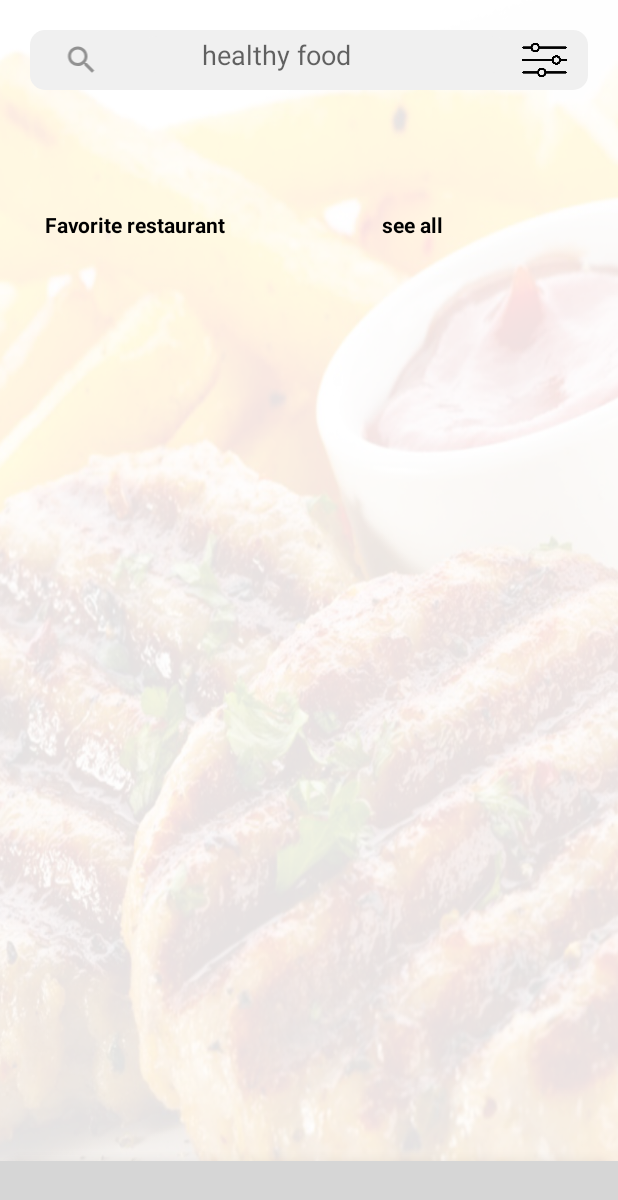
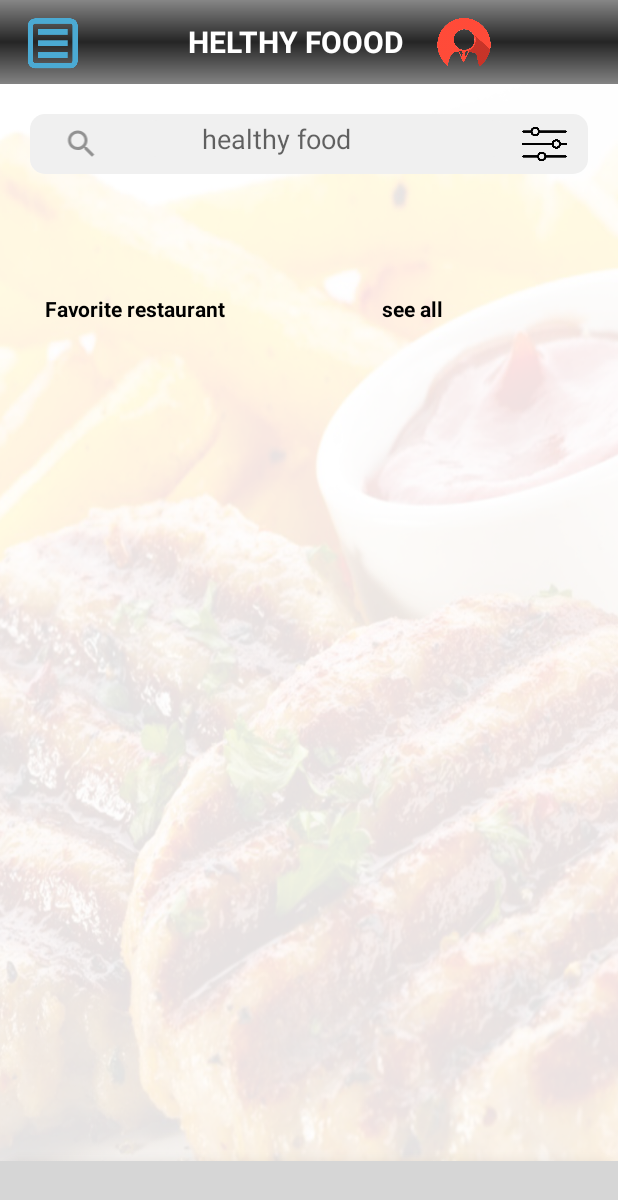
Before and after one commit to Minhthong0910t/HealthFoodApp, an Android app: the screen it shows after launch once a user with an empty profile is signed in (MainActivity), on a phone screen of 412 x 824 dp. Shown: the top 1200 px of the screen. Run offline under Robolectric (Android 15) with nearby library versions, the phone set to English and light mode, and no system bars; our stand-ins replace Firebase (no records; nobody signed in at launch, a user with empty details on screens opened directly), navigation-ui; libraries missing offline, so code that uses them is left out: com.ismaeldivita.chipnavigation; plain views replace ChipNavigationBar; 2 statements that could not run were skipped; grey boxes are pictures that could not be loaded.

Commit message:
tung: upadate navigation drawwer

```diff
--- a/app/src/main/java/com/example/myapplication/MainActivity.java
+++ b/app/src/main/java/com/example/myapplication/MainActivity.java
@@ -2,12 +2,17 @@ package com.example.myapplication;
 
 import androidx.appcompat.app.AppCompatActivity;
 
+import androidx.core.view.GravityCompat;
 import androidx.drawerlayout.widget.DrawerLayout;
 import androidx.fragment.app.Fragment;
 import androidx.fragment.app.FragmentManager;
+import androidx.navigation.NavController;
+import androidx.navigation.Navigation;
+import androidx.navigation.ui.NavigationUI;
 
 
 import android.os.Bundle;
+import android.view.View;
 
 
 import com.example.myapplication.FRAGMENT.AddLoaiSanPham;
@@ -19,13 +24,17 @@ import com.ismaeldivita.chipnavigation.ChipNavigationBar;
 public class MainActivity extends AppCompatActivity {
     ChipNavigationBar chipNavigationBar;
     FragmentManager fragmentManager;
+
+
+    DrawerLayout mdrawerLayout;
+    NavigationView navigationView;
     @Override
     protected void onCreate(Bundle savedInstanceState) {
         super.onCreate(savedInstanceState);
         setContentView(R.layout.activity_main);
         hover();
         fragmentManager = getSupportFragmentManager();
-        fragmentManager.beginTransaction().replace(R.id.fragment_container, new HomeFragment()).commit();
+        fragmentManager.beginTransaction().replace(R.id.naHostFratment, new HomeFragment()).commit();
         chipNavigationBar.setOnItemSelectedListener(new ChipNavigationBar.OnItemSelectedListener() {
             @Override
             public void onItemSelected(int i) {
@@ -45,16 +54,27 @@ public class MainActivity extends AppCompatActivity {
                 }
                 if(fragment!=null){
                     fragmentManager = getSupportFragmentManager();
-                    fragmentManager.beginTransaction().replace(R.id.fragment_container, fragment).commit();
+                    fragmentManager.beginTransaction().replace(R.id.naHostFratment, fragment).commit();
                 }
             }
         });
+        findViewById(R.id.immenu).setOnClickListener(new View.OnClickListener() {
+            @Override
+            public void onClick(View v) {
+                mdrawerLayout.openDrawer(GravityCompat.START);
+            }
+        });
+        // navigation
+        navigationView.setItemIconTintList(null);
+        NavController navController = Navigation.findNavController(this, R.id.naHostFratment);
+        NavigationUI.setupWithNavController(navigationView, navController);
 
     }
     private void hover(){
 
         chipNavigationBar = findViewById(R.id.chipNavigationbar);
-
+        mdrawerLayout = findViewById(R.id.drawlayout);
+        navigationView = findViewById(R.id.id_navigtion);
 
     }
 
--- a/app/src/main/res/layout/activity_main.xml
+++ b/app/src/main/res/layout/activity_main.xml
@@ -1,5 +1,5 @@
 <?xml version="1.0" encoding="utf-8"?>
-<RelativeLayout xmlns:android="http://schemas.android.com/apk/res/android"
+<androidx.drawerlayout.widget.DrawerLayout xmlns:android="http://schemas.android.com/apk/res/android"
     xmlns:app="http://schemas.android.com/apk/res-auto"
     xmlns:tools="http://schemas.android.com/tools"
     android:layout_width="match_parent"
@@ -7,10 +7,65 @@
     android:orientation="vertical"
     android:id="@+id/drawlayout"
     tools:context=".MainActivity">
-    <FrameLayout
+    <RelativeLayout
         android:layout_width="match_parent"
-        android:layout_height="match_parent"
-        android:id="@+id/fragment_container"/>
+        android:layout_height="match_parent">
+
+
+        <androidx.constraintlayout.widget.ConstraintLayout
+            android:layout_width="match_parent"
+            android:layout_height="match_parent">
+
+            <LinearLayout
+                android:id="@+id/layoutToolBar"
+                android:layout_width="match_parent"
+                android:layout_height="?actionBarSize"
+                android:background="@drawable/layout_top"
+                android:gravity="center_vertical"
+                android:orientation="horizontal"
+                android:paddingStart="15dp"
+                android:paddingEnd="15dp"
+                app:layout_constraintBaseline_toTopOf="parent"
+                app:layout_constraintTop_toTopOf="parent">
+
+                <ImageView
+                    android:layout_width="40dp"
+                    android:layout_height="40dp"
+                    android:id="@+id/immenu"
+                    android:src="@drawable/iconmenu" />
+
+                <TextView
+                    android:layout_width="wrap_content"
+                    android:layout_height="wrap_content"
+                    android:layout_marginLeft="70dp"
+                    android:text="HELTHY FOOOD"
+                    android:id="@+id/textTitle"
+                    android:textColor="@color/white"
+                    android:textSize="20sp"
+                    android:textStyle="bold" />
+
+                <ImageView
+                    android:layout_width="40dp"
+                    android:layout_height="40dp"
+                    android:layout_marginLeft="20dp"
+                    android:src="@drawable/icon_profile" />
+
+            </LinearLayout>
+
+            />
+
+            <fragment
+                android:id="@+id/naHostFratment"
+                android:layout_width="match_parent"
+                android:layout_height="0dp"
+                app:layout_constraintBottom_toBottomOf="parent"
+                app:layout_constraintTop_toBottomOf="@+id/layoutToolBar"
+                android:name="androidx.navigation.fragment.NavHostFragment"
+                app:defaultNavHost="true"
+                app:navGraph="@navigation/main"
+                />
+        </androidx.constraintlayout.widget.ConstraintLayout>
+
 
 
         <com.ismaeldivita.chipnavigation.ChipNavigationBar
@@ -23,3 +78,14 @@
             app:cnb_menuResource="@menu/menu_bottom"
             android:background="@drawable/bgr_border_bottom"/>
     </RelativeLayout>
+    <com.google.android.material.navigation.NavigationView
+        android:layout_width="wrap_content"
+        android:layout_height="match_parent"
+        android:background="@drawable/backdrou_framlayout"
+        android:id="@+id/id_navigtion"
+        android:layout_gravity="start"
+        app:menu="@menu/menu_nav"
+        app:headerLayout="@layout/hetder_layout"
+        />
+
+</androidx.drawerlayout.widget.DrawerLayout>
--- a/app/src/main/res/layout/fragment_add_loai_san_pham.xml
+++ b/app/src/main/res/layout/fragment_add_loai_san_pham.xml
@@ -5,6 +5,7 @@
     android:layout_height="match_parent"
     tools:context=".FRAGMENT.AddLoaiSanPham"
     android:orientation="vertical"
+    android:background="@color/white"
     android:layout_margin="20dp">
 
 
--- a/app/src/main/res/layout/fragment_add_san_pham.xml
+++ b/app/src/main/res/layout/fragment_add_san_pham.xml
@@ -4,6 +4,7 @@
     android:layout_width="match_parent"
     android:layout_height="match_parent"
     android:orientation="vertical"
+    android:background="@color/white"
     android:padding="20dp"
     tools:context=".FRAGMENT.AddSanPhamFragment">
 
--- a/app/src/main/res/layout/them_loai_san_pham.xml
+++ b/app/src/main/res/layout/them_loai_san_pham.xml
@@ -30,7 +30,7 @@
             android:layout_gravity="center"
             android:layout_marginTop="30dp"
             android:background="@drawable/custom_input"
-            android:drawableStart="@drawable/custom_code"
+
             android:hint="Mã Loại"
             android:paddingStart="12dp"
             android:paddingEnd="12dp"
--- /dev/null
+++ b/app/src/main/res/menu/menu_nav.xml
@@ -0,0 +1,48 @@
+<?xml version="1.0" encoding="utf-8"?>
+<menu xmlns:android="http://schemas.android.com/apk/res/android">
+<group android:checkableBehavior="single">
+    <item
+        android:id="@+id/id_HOME"
+        android:title="HOME"
+        android:icon="@drawable/icon_home"
+        />
+    <item
+        android:id="@+id/id_adloaisp"
+        android:title="ADD LOẠI SẢN PHẨM"
+        android:icon="@drawable/icon_add"
+        />
+    <item
+        android:id="@+id/id_addsanpham"
+        android:title="ADD SẢN PHẨM"
+        android:icon="@drawable/icon_add"
+        />
+    <item
+        android:id="@+id/id_addyeuthich"
+        android:title="YÊU THÍCH"
+        android:icon="@drawable/icon_addnv"
+        />
+    <item android:title="">
+        <menu>
+            <item
+                android:id="@+id/id_dangnhap"
+                android:title="ĐĂNG NHẬP"
+                android:icon="@drawable/icon_dangnhap"
+                />
+            <item
+                android:id="@+id/id_doimatkhau"
+                android:title="ĐỔI MẬT KHẨU"
+                android:icon="@drawable/icon_doipass"
+                />
+            <item
+                android:id="@+id/id_dangxuat"
+                android:title="ĐĂNG XUẤT"
+                android:icon="@drawable/icon_out"
+                />
+        </menu>
+    </item>
+
+
+
+
+</group>
+</menu>
--- /dev/null
+++ b/app/src/main/res/navigation/main.xml
@@ -0,0 +1,28 @@
+<?xml version="1.0" encoding="utf-8"?>
+<navigation xmlns:android="http://schemas.android.com/apk/res/android"
+    xmlns:app="http://schemas.android.com/apk/res-auto"
+    xmlns:tools="http://schemas.android.com/tools"
+    android:id="@+id/main"
+    app:startDestination="@id/id_HOME">
+    <fragment
+        android:id="@+id/id_HOME"
+        android:name="com.example.myapplication.FRAGMENT.HomeFragment"
+        android:label="HomeFragment"
+        tools:layout="@layout/fragment_home"/>
+    <fragment
+        android:id="@+id/id_adloaisp"
+        android:name="com.example.myapplication.FRAGMENT.AddLoaiSanPham"
+        android:label="LoaiSanPhamFragment"
+        tools:layout="@layout/fragment_add_loai_san_pham"/>
+    <fragment
+        android:id="@+id/id_addsanpham"
+        android:name="com.example.myapplication.FRAGMENT.AddSanPhamFragment"
+        android:label="SanPhamFragment"
+        tools:layout="@layout/fragment_add_san_pham"/>
+    <fragment
+        android:id="@+id/id_addyeuthich"
+        android:name="com.example.myapplication.FRAGMENT.SanPhamYeuThichFragment"
+        android:label="fragment_nhanvien"
+        tools:layout="@layout/fragment_san_pham_yeu_thich" />
+
+</navigation>
```
Also changed, not shown: app/build.gradle (+68 -1 lines), app/src/main/res/layout/hetder_layout.xml (added, +59 -0 lines). Lines whose indentation alone changed are shown as unchanged.
